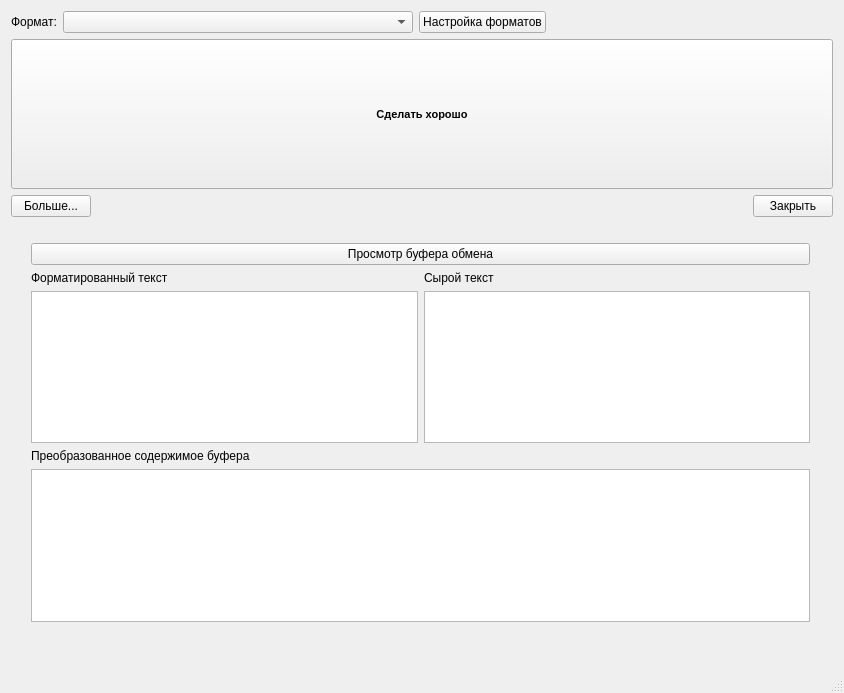
Above: MainWindow.ui from xintrea/clipfixer before the change. Below: the same form after it.
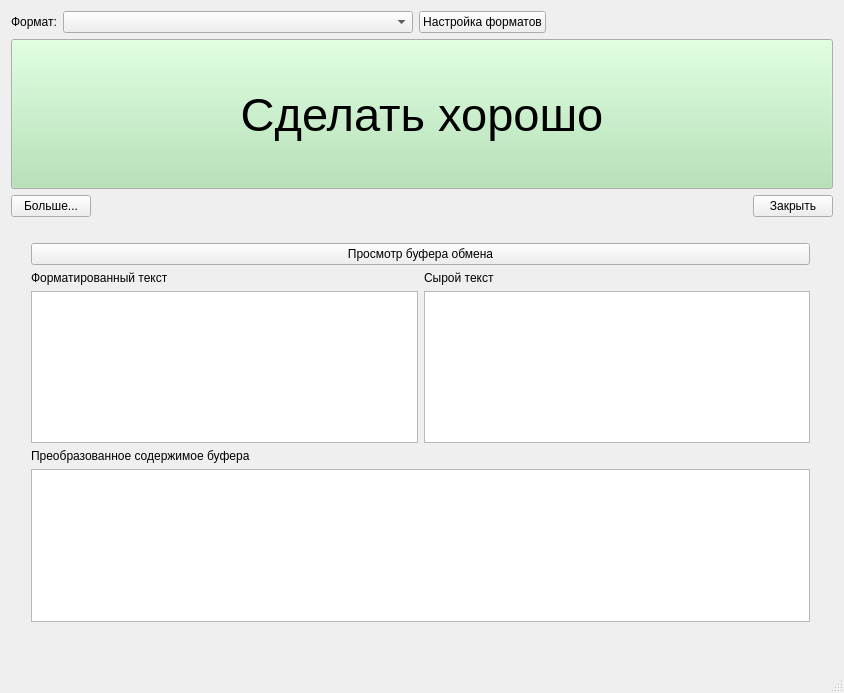
That is the form after the change.

Patch:
```diff
--- a/MainWindow.ui
+++ b/MainWindow.ui
@@ -79,11 +79,48 @@
         <height>150</height>
        </size>
       </property>
+      <property name="palette">
+       <palette>
+        <active>
+         <colorrole role="Button">
+          <brush brushstyle="SolidPattern">
+           <color alpha="255">
+            <red>170</red>
+            <green>226</green>
+            <blue>172</blue>
+           </color>
+          </brush>
+         </colorrole>
+        </active>
+        <inactive>
+         <colorrole role="Button">
+          <brush brushstyle="SolidPattern">
+           <color alpha="255">
+            <red>170</red>
+            <green>226</green>
+            <blue>172</blue>
+           </color>
+          </brush>
+         </colorrole>
+        </inactive>
+        <disabled>
+         <colorrole role="Button">
+          <brush brushstyle="SolidPattern">
+           <color alpha="255">
+            <red>170</red>
+            <green>226</green>
+            <blue>172</blue>
+           </color>
+          </brush>
+         </colorrole>
+        </disabled>
+       </palette>
+      </property>
       <property name="font">
        <font>
-        <pointsize>8</pointsize>
-        <weight>75</weight>
-        <bold>true</bold>
+        <pointsize>35</pointsize>
+        <weight>50</weight>
+        <bold>false</bold>
        </font>
       </property>
       <property name="text">
```
